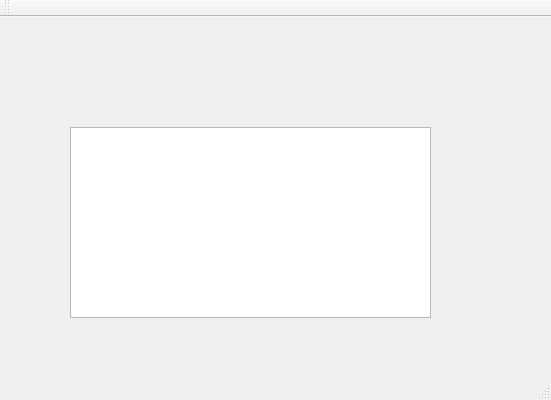
The window that TCP_Serveur/TCP_Serveur/TCP_Serveur.ui (VolletMaxence/Super-Projet-QT) describes before a commit, drawn with Qt 5.
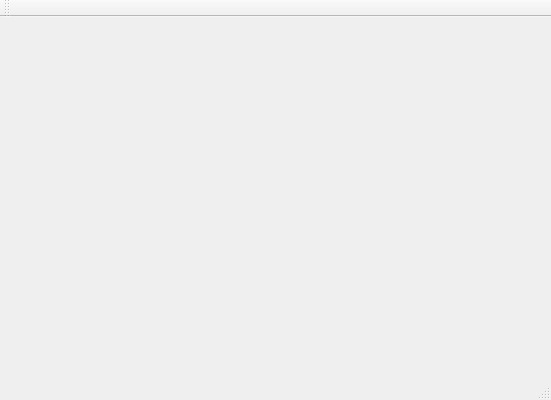
The same window after the commit.

Patch:
```diff
--- a/TCP_Serveur/TCP_Serveur/TCP_Serveur.ui
+++ b/TCP_Serveur/TCP_Serveur/TCP_Serveur.ui
@@ -18,7 +18,7 @@
     <property name="geometry">
      <rect>
       <x>170</x>
-      <y>30</y>
+      <y>110</y>
       <width>181</width>
       <height>31</height>
      </rect>
@@ -27,13 +27,13 @@
      <string/>
     </property>
    </widget>
-   <widget class="QTextEdit" name="listeMessages">
+   <widget class="QLabel" name="Message">
     <property name="geometry">
      <rect>
-      <x>70</x>
-      <y>110</y>
-      <width>361</width>
-      <height>191</height>
+      <x>160</x>
+      <y>200</y>
+      <width>191</width>
+      <height>41</height>
      </rect>
     </property>
    </widget>
```
Left out of the diff: 5 changed lines with no effect on the pictures.
